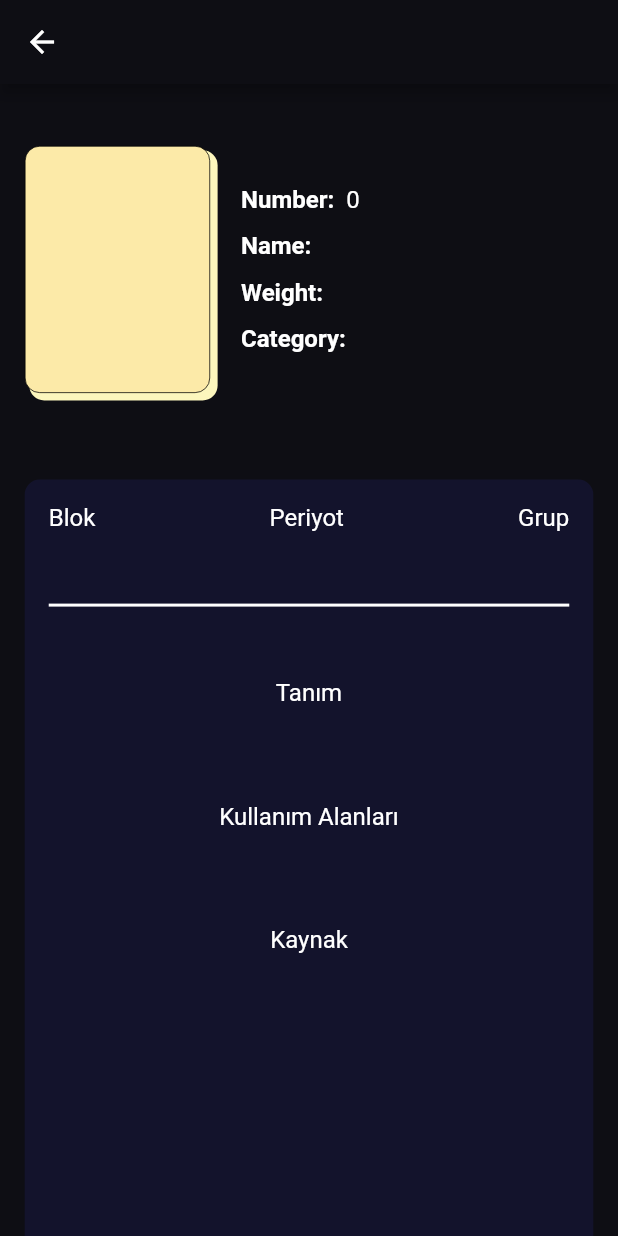
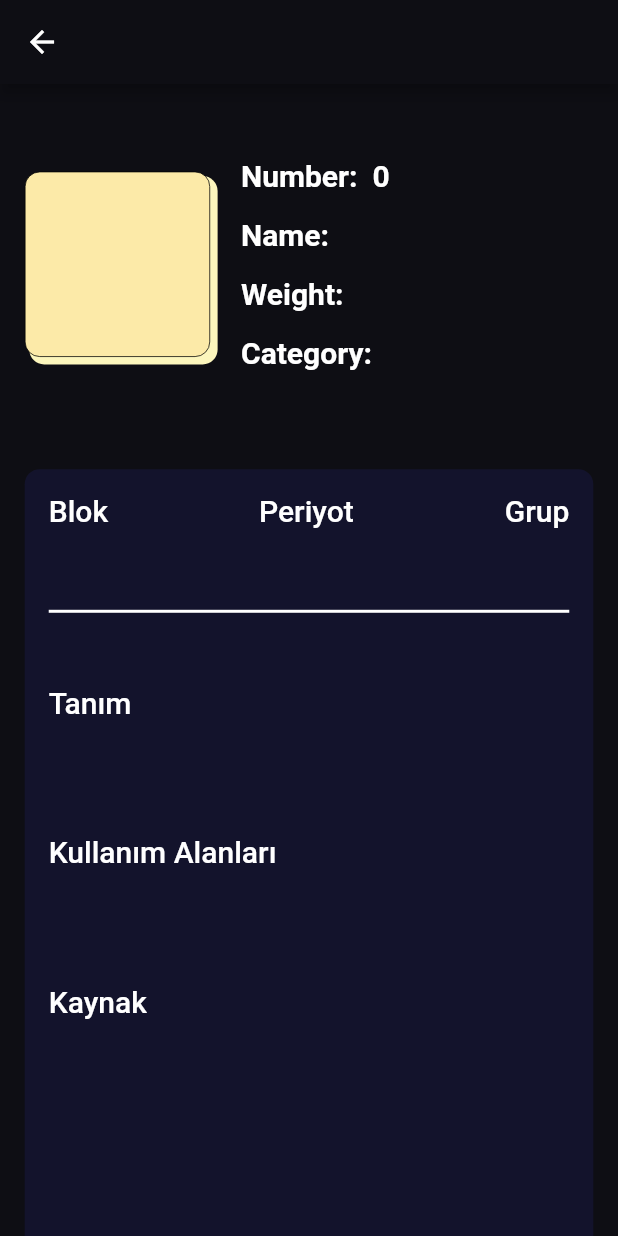
Before and after one commit to furkanagess/elements_app, a Flutter app: the ElementDetailPage screen opened directly with empty values, on a phone screen of 412 x 824 dp. Run offline on Flutter 3.47's test engine with Material 2 defaults, Android fonts, the phone set to English and light mode, and no system bars; our stand-ins replace equatable; network calls fail.

Commit message:
widget fixes

```diff
--- a/lib/product/widget/button/gradient_button.dart
+++ b/lib/product/widget/button/gradient_button.dart
@@ -3,7 +3,7 @@
 import 'package:flutter/material.dart';
 
 @immutable
-class GradientButton extends StatelessWidget {
+final class GradientButton extends StatelessWidget {
   const GradientButton({
     super.key,
     this.title,
--- a/lib/product/widget/container/element_symbol_container.dart
+++ b/lib/product/widget/container/element_symbol_container.dart
@@ -17,7 +17,7 @@
   @override
   Widget build(BuildContext context) {
     return Container(
-      height: context.dynamicHeight(0.20),
+      height: context.dynamicHeight(0.15),
       width: context.dynamicWidth(0.30),
       decoration: BoxDecoration(
         border: Border.all(width: 0.5),
@@ -31,6 +31,10 @@
         borderRadius: BorderRadius.circular(10),
         color: color,
       ),
+      child: Column(
+        mainAxisAlignment: MainAxisAlignment.center,
+        children: [
+          Expanded(
             child: Center(
               child: Text(
                 title!,
@@ -39,6 +43,9 @@
                 ),
               ),
             ),
+          ),
+        ],
+      ),
     );
   }
 }
--- a/lib/product/widget/long_feedback_textfield.dart
+++ b/lib/product/widget/long_feedback_textfield.dart
@@ -3,7 +3,7 @@
 import 'package:flutter/material.dart';
 
 @immutable
-class FeedbackLongTextField extends StatelessWidget {
+final class FeedbackLongTextField extends StatelessWidget {
   const FeedbackLongTextField({
     super.key,
     this.controller,
--- a/lib/product/widget/text/element_detail_row.dart
+++ b/lib/product/widget/text/element_detail_row.dart
@@ -3,7 +3,7 @@
 import 'package:flutter/material.dart';
 
 @immutable
-class ElementDetailRowText extends StatelessWidget {
+final class ElementDetailRowText extends StatelessWidget {
   const ElementDetailRowText({
     super.key,
     this.title,
@@ -15,17 +15,23 @@
   @override
   Widget build(BuildContext context) {
     return Column(
+      mainAxisAlignment: MainAxisAlignment.spaceEvenly,
       children: [
-        Text(
-          title!,
-          style: context.textTheme.titleMedium?.copyWith(
-            color: AppColors.white,
+        Expanded(
+          child: Text(
+            title!,
+            style: context.textTheme.titleLarge?.copyWith(
+              color: AppColors.white,
+            ),
           ),
         ),
-        Text(
-          value!,
-          style: context.textTheme.bodyMedium?.copyWith(
-            color: AppColors.white,
+        Expanded(
+          child: Text(
+            value!,
+            style: context.textTheme.titleLarge?.copyWith(
+              color: AppColors.white,
+              fontWeight: FontWeight.bold,
+            ),
           ),
         ),
       ],
--- a/lib/product/widget/text/element_info_long_text.dart
+++ b/lib/product/widget/text/element_info_long_text.dart
@@ -3,7 +3,7 @@
 import 'package:flutter/material.dart';
 
 @immutable
-class ElementInfoParagraph extends StatelessWidget {
+final class ElementInfoParagraph extends StatelessWidget {
   const ElementInfoParagraph({
     super.key,
     this.title,
@@ -17,17 +17,22 @@
     return Column(
       crossAxisAlignment: CrossAxisAlignment.start,
       children: [
-        Text(
-          title!,
-          style: context.textTheme.titleMedium?.copyWith(
-            color: AppColors.white,
-          ),
+        Row(
+          crossAxisAlignment: CrossAxisAlignment.start,
+          children: [
+            Text(
+              title!,
+              style: context.textTheme.titleLarge?.copyWith(
+                color: AppColors.white,
+              ),
+            ),
+          ],
         ),
         Padding(
-          padding: const EdgeInsets.only(top: 8, left: 16, right: 16),
+          padding: context.paddingLow,
           child: Text(
             paragraph!,
-            style: context.textTheme.bodySmall?.copyWith(
+            style: context.textTheme.titleMedium?.copyWith(
               color: AppColors.white,
             ),
           ),
--- a/lib/product/widget/text/element_info_row.dart
+++ b/lib/product/widget/text/element_info_row.dart
@@ -3,7 +3,7 @@
 import 'package:flutter/material.dart';
 
 @immutable
-class ElementInfoRow extends StatelessWidget {
+final class ElementInfoRow extends StatelessWidget {
   const ElementInfoRow({
     super.key,
     this.title,
@@ -15,20 +15,21 @@
   @override
   Widget build(BuildContext context) {
     return Padding(
-      padding: const EdgeInsets.only(top: 6, bottom: 6),
+      padding: context.paddingLowVertical,
       child: Row(
         children: [
           Text(
             title!,
-            style: context.textTheme.titleMedium?.copyWith(
+            style: context.textTheme.titleLarge?.copyWith(
+              color: AppColors.white,
               fontWeight: FontWeight.bold,
-              color: AppColors.white,
             ),
           ),
           Text(
             value!,
-            style: context.textTheme.titleMedium?.copyWith(
+            style: context.textTheme.titleLarge?.copyWith(
               color: AppColors.white,
+              fontWeight: FontWeight.bold,
             ),
           ),
         ],
--- a/lib/product/widget/text/text_icon_row.dart
+++ b/lib/product/widget/text/text_icon_row.dart
@@ -3,7 +3,7 @@
 import 'package:flutter/material.dart';
 
 @immutable
-class TextIconRow extends StatelessWidget {
+final class TextIconRow extends StatelessWidget {
   const TextIconRow({
     super.key,
     this.title,
```
Also changed, not shown: lib/product/widget/container/element_container.dart (+4 -3 lines), lib/product/widget/element_card.dart (deleted, +0 -33 lines). Lines whose indentation alone changed are shown as unchanged.
